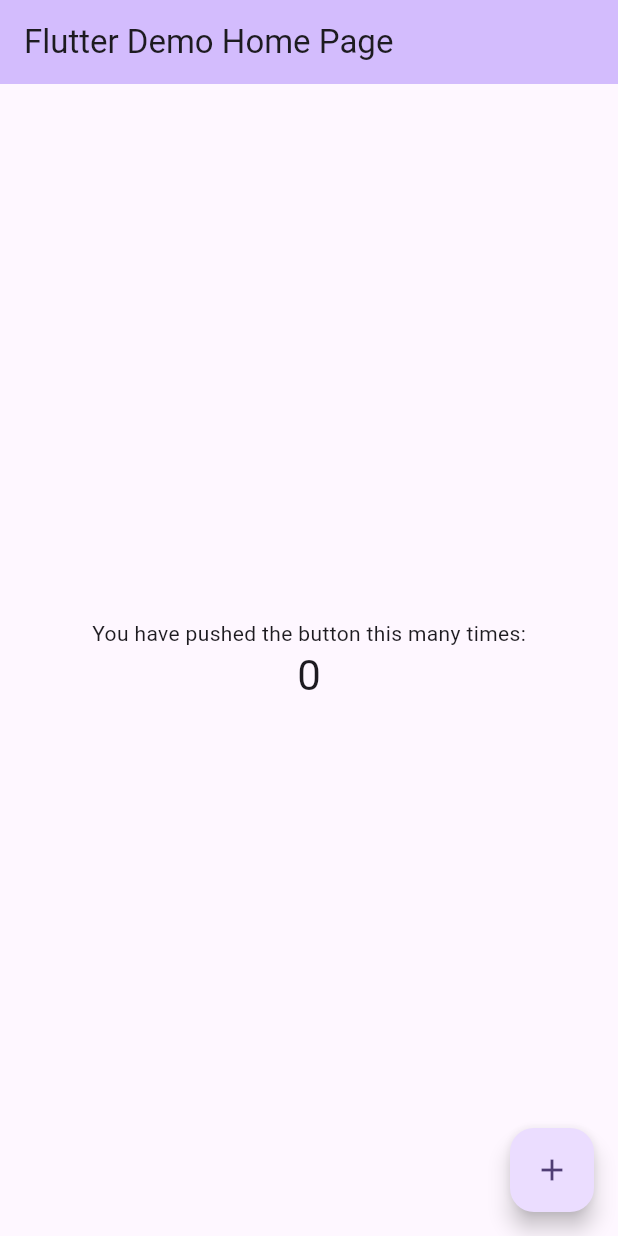
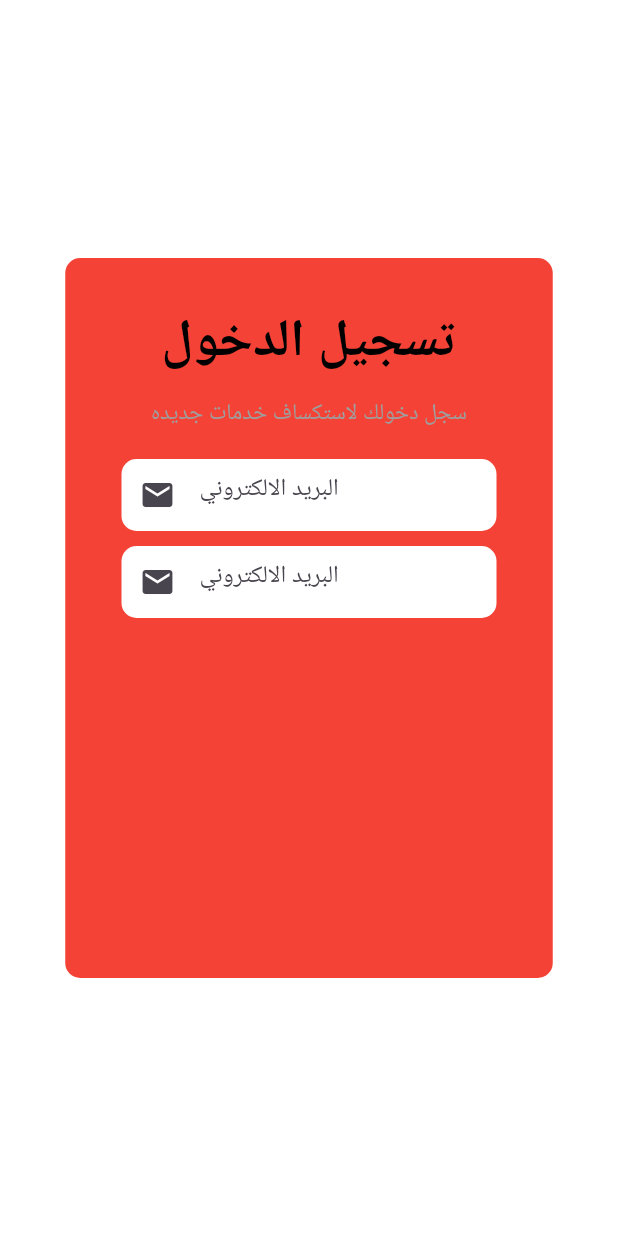
Before and after one commit to Shehab-Emad20/AL-Mahaba, a Flutter app: the screen it shows after launch, on a phone screen of 412 x 824 dp. Run offline on Flutter 3.47's test engine with Material 3 defaults, Android fonts, the phone set to English and light mode, and no system bars.

Commit message:
create TextField

```diff
--- /dev/null
+++ b/lib/almahaba_home.dart
@@ -0,0 +1,80 @@
+import 'package:flutter/material.dart';
+
+class AlmahabaHome extends StatelessWidget {
+  const AlmahabaHome({super.key});
+
+  @override
+  Widget build(BuildContext context) {
+    return Scaffold(
+      body: SingleChildScrollView(
+        child: Container(
+          width: MediaQuery.of(context).size.width,
+          height: MediaQuery.of(context).size.height,
+          color: Colors.white, // Background color for the whole page
+          child: Center(
+            child: Container(
+              height: 480,
+              width: 325,
+              decoration: BoxDecoration(
+                color: Colors.red,
+                borderRadius: BorderRadius.circular(10),
+              ),
+              child: Column(
+                crossAxisAlignment: CrossAxisAlignment.center,
+                children: [
+                  const SizedBox(height: 30),
+                  const Text(
+                    'تسجيل الدخول',
+                    style: TextStyle(
+                      fontSize: 35,
+                      fontWeight: FontWeight.bold,
+                      color: Colors.black,
+                    ),
+                  ),
+                  const SizedBox(height: 10),
+                  const Text(
+                    'سجل دخولك لاستكساف خدمات جديده',
+                    style: TextStyle(
+                      fontSize: 15,
+                      color: Colors.grey,
+                    ),
+                  ),
+                  const SizedBox(height: 20),
+                  Container(
+                    width: 250,
+                    decoration: BoxDecoration(
+                      color: Colors.white,
+                      borderRadius: BorderRadius.circular(10),
+                    ),
+                    child: const TextField(
+                      decoration: InputDecoration(
+                        hintText: 'البريد الالكتروني',
+                        border: InputBorder.none,
+                        prefixIcon: Icon(Icons.email),
+                      ),
+                    ),
+                  ),
+                  const SizedBox(height: 10),
+                  Container(
+                    width: 250,
+                    decoration: BoxDecoration(
+                      color: Colors.white,
+                      borderRadius: BorderRadius.circular(10),
+                    ),
+                    child: const TextField(
+                      decoration: InputDecoration(
+                        hintText: 'البريد الالكتروني',
+                        border: InputBorder.none,
+                        prefixIcon: Icon(Icons.email),
+                      ),
+                    ),
+                  ),
+                ],
+              ),
+            ),
+          ),
+        ),
+      ),
+    );
+  }
+}
--- a/lib/main.dart
+++ b/lib/main.dart
@@ -1,125 +1,16 @@
+import 'package:almahaba/almahaba_home.dart';
 import 'package:flutter/material.dart';
 
 void main() {
-  runApp(const MyApp());
+  runApp(const Almahaba());
 }
 
-class MyApp extends StatelessWidget {
-  const MyApp({super.key});
-
-  // This widget is the root of your application.
-  @override
-  Widget build(BuildContext context) {
-    return MaterialApp(
-      title: 'Flutter Demo',
-      theme: ThemeData(
-        // This is the theme of your application.
-        //
-        // TRY THIS: Try running your application with "flutter run". You'll see
-        // the application has a purple toolbar. Then, without quitting the app,
-        // try changing the seedColor in the colorScheme below to Colors.green
-        // and then invoke "hot reload" (save your changes or press the "hot
-        // reload" button in a Flutter-supported IDE, or press "r" if you used
-        // the command line to start the app).
-        //
-        // Notice that the counter didn't reset back to zero; the application
-        // state is not lost during the reload. To reset the state, use hot
-        // restart instead.
-        //
-        // This works for code too, not just values: Most code changes can be
-        // tested with just a hot reload.
-        colorScheme: ColorScheme.fromSeed(seedColor: Colors.deepPurple),
-        useMaterial3: true,
-      ),
-      home: const MyHomePage(title: 'Flutter Demo Home Page'),
-    );
-  }
-}
-
-class MyHomePage extends StatefulWidget {
-  const MyHomePage({super.key, required this.title});
-
-  // This widget is the home page of your application. It is stateful, meaning
-  // that it has a State object (defined below) that contains fields that affect
-  // how it looks.
-
-  // This class is the configuration for the state. It holds the values (in this
-  // case the title) provided by the parent (in this case the App widget) and
-  // used by the build method of the State. Fields in a Widget subclass are
-  // always marked "final".
-
-  final String title;
-
-  @override
-  State<MyHomePage> createState() => _MyHomePageState();
-}
-
-class _MyHomePageState extends State<MyHomePage> {
-  int _counter = 0;
-
-  void _incrementCounter() {
-    setState(() {
-      // This call to setState tells the Flutter framework that something has
-      // changed in this State, which causes it to rerun the build method below
-      // so that the display can reflect the updated values. If we changed
-      // _counter without calling setState(), then the build method would not be
-      // called again, and so nothing would appear to happen.
-      _counter++;
-    });
-  }
+class Almahaba extends StatelessWidget {
+  const Almahaba({super.key});
 
   @override
   Widget build(BuildContext context) {
-    // This method is rerun every time setState is called, for instance as done
-    // by the _incrementCounter method above.
-    //
-    // The Flutter framework has been optimized to make rerunning build methods
-    // fast, so that you can just rebuild anything that needs updating rather
-    // than having to individually change instances of widgets.
-    return Scaffold(
-      appBar: AppBar(
-        // TRY THIS: Try changing the color here to a specific color (to
-        // Colors.amber, perhaps?) and trigger a hot reload to see the AppBar
-        // change color while the other colors stay the same.
-        backgroundColor: Theme.of(context).colorScheme.inversePrimary,
-        // Here we take the value from the MyHomePage object that was created by
-        // the App.build method, and use it to set our appbar title.
-        title: Text(widget.title),
-      ),
-      body: Center(
-        // Center is a layout widget. It takes a single child and positions it
-        // in the middle of the parent.
-        child: Column(
-          // Column is also a layout widget. It takes a list of children and
-          // arranges them vertically. By default, it sizes itself to fit its
-          // children horizontally, and tries to be as tall as its parent.
-          //
-          // Column has various properties to control how it sizes itself and
-          // how it positions its children. Here we use mainAxisAlignment to
-          // center the children vertically; the main axis here is the vertical
-          // axis because Columns are vertical (the cross axis would be
-          // horizontal).
-          //
-          // TRY THIS: Invoke "debug painting" (choose the "Toggle Debug Paint"
-          // action in the IDE, or press "p" in the console), to see the
-          // wireframe for each widget.
-          mainAxisAlignment: MainAxisAlignment.center,
-          children: <Widget>[
-            const Text(
-              'You have pushed the button this many times:',
-            ),
-            Text(
-              '$_counter',
-              style: Theme.of(context).textTheme.headlineMedium,
-            ),
-          ],
-        ),
-      ),
-      floatingActionButton: FloatingActionButton(
-        onPressed: _incrementCounter,
-        tooltip: 'Increment',
-        child: const Icon(Icons.add),
-      ), // This trailing comma makes auto-formatting nicer for build methods.
-    );
+    return const MaterialApp(
+        debugShowCheckedModeBanner: false, home: AlmahabaHome());
   }
 }
```
